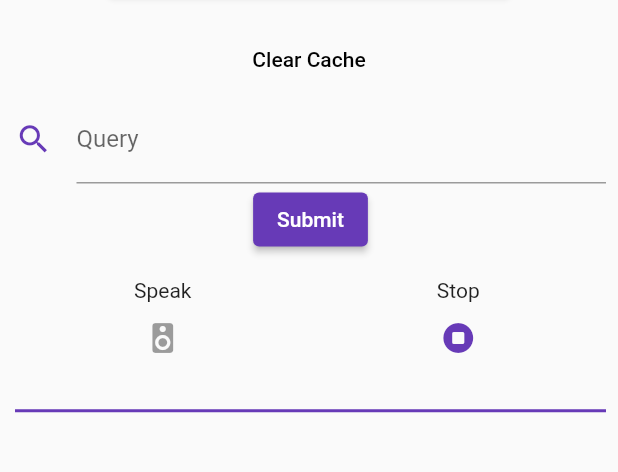
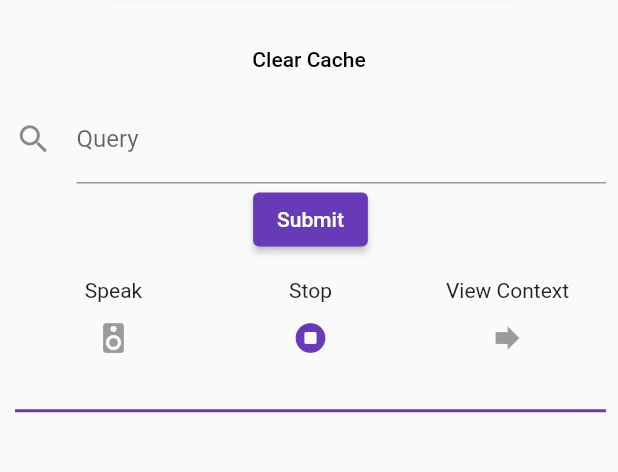
Before and after one commit to amanverma685/Elasticsearch-app, a Flutter app: the screen it shows after launch, item 3 of the bottom bar chosen, on a phone screen of 412 x 824 dp, the part 562-1034 px from its top. Run offline on Flutter 3.47's test engine with Material 2 defaults, Android fonts, the phone set to English and light mode, and no system bars; drawn by our look-alikes of carousel_slider; our stand-ins replace animated_text_kit, file_picker, flutter_tts, modal_progress_hud, open_file; missing offline and left inert: syncfusion_flutter_pdf.

```diff
--- a/lib/FilePick_and_Upload.dart
+++ b/lib/FilePick_and_Upload.dart
@@ -11,6 +11,7 @@ import 'package:http/http.dart' as http;
 import 'package:flutter_tts/flutter_tts.dart';
 
 import 'Screens/CarouselSlider.dart';
+import 'Screens/ContextViewScreen.dart';
 
 class FilePickerElasticSearch extends StatefulWidget {
   const FilePickerElasticSearch({Key key}) : super(key: key);
@@ -57,6 +58,7 @@ class _FilePickerElasticSearchState extends State<FilePickerElasticSearch> {
   String questionContext = " ";
   String buttonData = "Upload PDF to Index on ElasticSearch";
   String answerData = " ";
+  String questionContext1 = "";
   void _clearCachedFiles() {
     FilePicker.platform.clearTemporaryFiles().then((result) {
       ScaffoldMessenger.of(context).showSnackBar(
@@ -160,7 +162,6 @@ class _FilePickerElasticSearchState extends State<FilePickerElasticSearch> {
                                   icon: Icon(
                                     Icons.search,
                                     size: 25,
-                                    color: Colors.deepPurple,
                                   ),
                                   hintText: 'Enter your Query',
                                   labelText: 'Query',
@@ -208,6 +209,7 @@ class _FilePickerElasticSearchState extends State<FilePickerElasticSearch> {
                                             json.decode(response.body);
                                         questionContext =
                                             jsonResponse['context1'];
+
                                         answerData = await requestBertModel(
                                             questionContext, inputQuery);
                                         print("This is the answer");
@@ -221,7 +223,6 @@ class _FilePickerElasticSearchState extends State<FilePickerElasticSearch> {
                                         });
                                       }
                                     },
-                                    // It returns true if the form is valid, otherwise returns false
                                   ),
                                 ),
                               ),
@@ -255,6 +256,31 @@ class _FilePickerElasticSearchState extends State<FilePickerElasticSearch> {
                                             ),
                                             onPressed: stopSpeak,
                                           ),
+                                        ],
+                                      ),
+                                    ),
+                                    Expanded(
+                                      child: Column(
+                                        children: [
+                                          Text("View Context"),
+                                          IconButton(
+                                              icon: Icon(
+                                                Icons.forward,
+                                              ),
+                                              onPressed: isEnabled
+                                                  ? () {
+                                                      Navigator.push(
+                                                        context,
+                                                        MaterialPageRoute(
+                                                          builder: (context) =>
+                                                              ViewContext(
+                                                            text:
+                                                                questionContext,
+                                                          ),
+                                                        ),
+                                                      );
+                                                    }
+                                                  : null),
                                         ],
                                       ),
                                     ),
```
Also changed, not shown: lib/AdobeBertModel.dart (+1 -1 lines), lib/Screens/ContextViewScreen.dart (added, +44 -0 lines).
